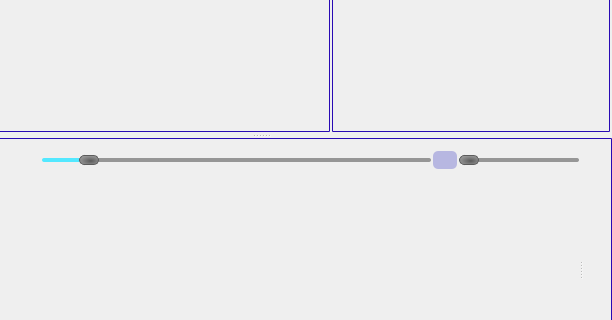
Before: the Qt Designer form resources/mainWindow.ui in simson/subsonic-client, drawn with Qt 5; both pictures show x 485 to 1097 and y 370 to 690 of the 1097 by 782 pixel window.
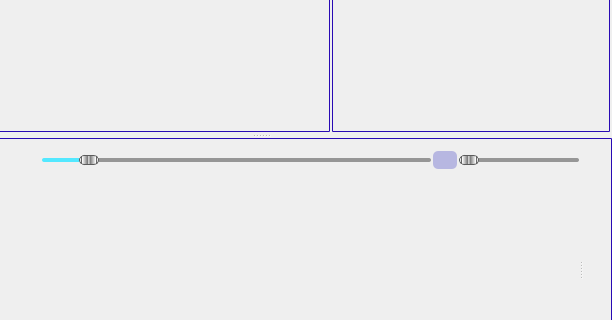
After: the same form once the commit is applied. Icons and pictures are not drawn.

Commit message: Changed seek and volume slider style Made playlist column headers movable

Diff of the .ui file:
```diff
--- a/resources/mainWindow.ui
+++ b/resources/mainWindow.ui
@@ -226,7 +226,15 @@
  }
 
 QSlider::handle:horizontal {
-	background-color: qradialgradient(spread:pad, cx:0.5, cy:0.6, radius:1.1, fx:0.6, fy:0.6, stop:0 rgba(90, 90, 90, 255), stop:1 rgba(207, 207, 207, 255));
+	background-color: qlineargradient(spread:pad, x1:0, y1:0, x2:1, y2:0, stop:0.0681818 rgba(255, 255, 255, 255), stop:0.130682 rgba(0, 0, 0, 255), stop:0.142045 rgba(255, 255, 255, 255), stop:0.4375 rgba(118, 118, 118, 255), stop:0.494318 rgba(255, 255, 255, 255), stop:0.551136 rgba(118, 118, 118, 255), stop:0.857955 rgba(255, 255, 255, 255), stop:0.863636 rgba(0, 0, 0, 255), stop:0.9375 rgba(255, 255, 255, 255));
+	border: 1px solid #5c5c5c;
+	width: 18px;
+	margin: -5px 0; /* handle is placed by default on the contents rect of the groove. Expand outside the groove */
+	border-radius: 5px;
+}
+
+QSlider::handle:horizontal:pressed {
+	background-color: qlineargradient(spread:pad, x1:0, y1:0, x2:1, y2:0, stop:0.0852273 rgba(255, 255, 255, 255), stop:0.102273 rgba(0, 93, 255, 255), stop:0.130682 rgba(255, 255, 255, 255), stop:0.465909 rgba(0, 0, 0, 255), stop:0.511364 rgba(0, 212, 255, 255), stop:0.556818 rgba(0, 0, 0, 255), stop:0.880682 rgba(255, 255, 255, 255), stop:0.897727 rgba(0, 93, 255, 255), stop:0.9375 rgba(255, 255, 255, 255));
 	border: 1px solid #5c5c5c;
 	width: 18px;
 	margin: -5px 0; /* handle is placed by default on the contents rect of the groove. Expand outside the groove */
```
The commit also changes 1 other file.
